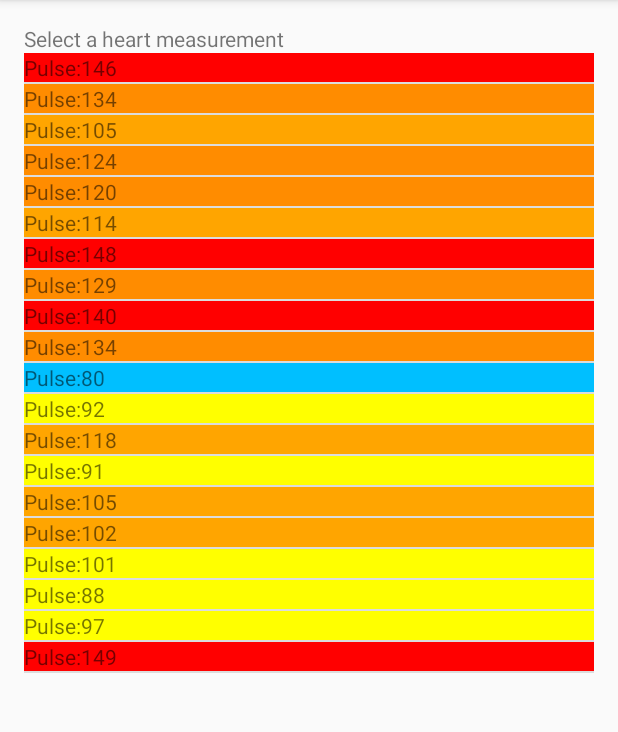
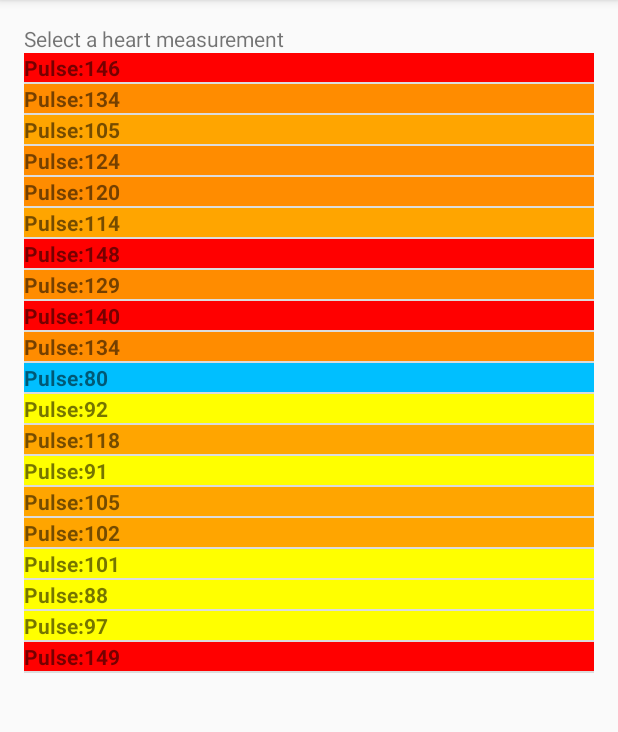
Before and after one commit to azenk1/HeartRateTracker-AsgStart-master, an Android app: the screen it shows after launch (MainActivity), on a phone screen of 412 x 824 dp, the part 84-816 px from its top. Run offline under Robolectric (Android 15) with nearby library versions, the phone set to English and light mode, and no system bars.

Commit message:
Added bold font typeface to pulse values

```diff
--- a/app/src/main/java/css/cis3334/heartratetracker/HeartRateAdapter.java
+++ b/app/src/main/java/css/cis3334/heartratetracker/HeartRateAdapter.java
@@ -2,6 +2,7 @@ package css.cis3334.heartratetracker;
 
 import android.app.Activity;
 import android.content.Context;
+import android.graphics.Typeface;
 import android.support.v4.content.ContextCompat;
 import android.view.LayoutInflater;
 import android.view.View;
@@ -53,8 +54,12 @@ public class HeartRateAdapter  extends ArrayAdapter<HeartRate> {
 
         //TextView variable used to access text attribute of heart rates.
         TextView tvPulse=(TextView)view.findViewById(R.id.textViewPulse);
+
+        //Set text to appropriate pulse value.
         tvPulse.setText(tvPulse.getText() + hr.getPulse().toString());
 
+        //Set typeface to bold so that it is easier to read against background.
+        tvPulse.setTypeface(null, Typeface.BOLD);
         //Switch statement to determine background color based on heart rate range.
         switch(hr.getRange())
         {
```
